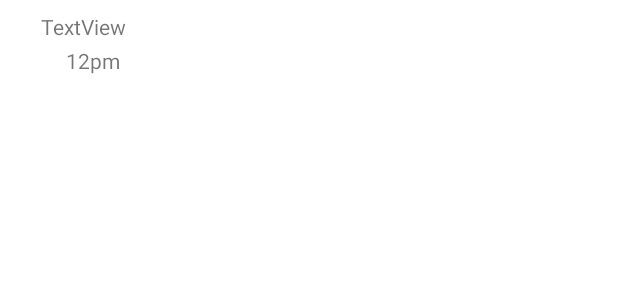
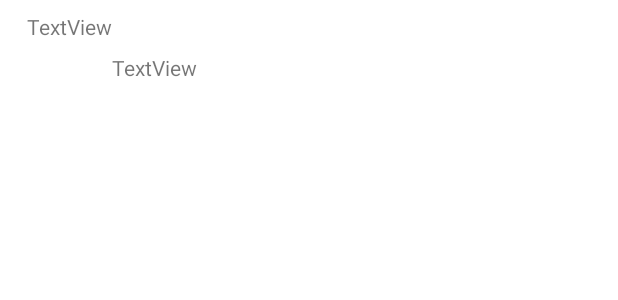
Before and after one commit to abbasideveloper1721/Achatx, an Android app: the layout sample_reciver.xml on its own in the app's theme, with its tools: preview values and no code run, on a phone screen of 412 x 824 dp. Shown: the top 300 px of the screen. Run offline under Robolectric (Android 15) with nearby library versions, the phone set to English and light mode, and no system bars.

Commit message:
SHOW MESSAGE IN RECYCLER VIEW 4:40

```diff
--- a/app/src/main/res/layout/sample_reciver.xml
+++ b/app/src/main/res/layout/sample_reciver.xml
@@ -12,43 +12,36 @@
     android:maxWidth="310dp"
     android:maxHeight="400dp"
     android:minHeight="30dp"
-    android:layout_marginTop="4dp"
     >
 
     <TextView
         android:id="@+id/reciverMsgtext"
         android:layout_width="wrap_content"
         android:layout_height="wrap_content"
+        android:inputType="textImeMultiLine"
+        android:maxWidth="270dp"
+        android:minWidth="50dp"
+        android:text="TextView"
         app:layout_constraintBottom_toTopOf="@+id/recivertexttime"
         app:layout_constraintStart_toStartOf="@+id/guideline2"
         app:layout_constraintTop_toTopOf="parent"
         app:layout_constraintVertical_bias="1.0"
-        android:layout_marginLeft="10dp"
-        android:layout_marginTop="4dp"
-        android:layout_marginBottom="3dp"
-        android:inputType="textLongMessage|textMultiLine"
-        android:maxWidth="270dp"
-        android:minWidth="50dp"
-        android:text="TextView"
-
-        />
+        android:layout_margin="8dp"/>
 
     <TextView
         android:id="@+id/recivertexttime"
-        android:layout_width="wrap_content"
-        android:layout_height="wrap_content"
-        android:text="12pm"
-        android:layout_marginEnd="4dp"
-        android:layout_marginRight="4dp"
-        android:layout_marginBottom="3dp"
+        android:layout_width="70dp"
+        android:layout_height="22dp"
+        android:text="TextView"
         app:layout_constraintBottom_toBottomOf="parent"
-        app:layout_constraintEnd_toEndOf="parent"
-        />
+        app:layout_constraintStart_toEndOf="@id/reciverMsgtext"
+        app:layout_constraintTop_toTopOf="parent"
+        app:layout_constraintVertical_bias="1.0" />
 
     <androidx.constraintlayout.widget.Guideline
         android:id="@+id/guideline2"
         android:layout_width="wrap_content"
         android:layout_height="wrap_content"
         android:orientation="vertical"
-        app:layout_constraintGuide_begin="12dp" />
+        app:layout_constraintGuide_begin="5dp" />
 </androidx.constraintlayout.widget.ConstraintLayout>
```
Also changed, not shown: app/src/main/java/com/example/achatx/ChatDetailActivity.java (+0 -59 lines).
